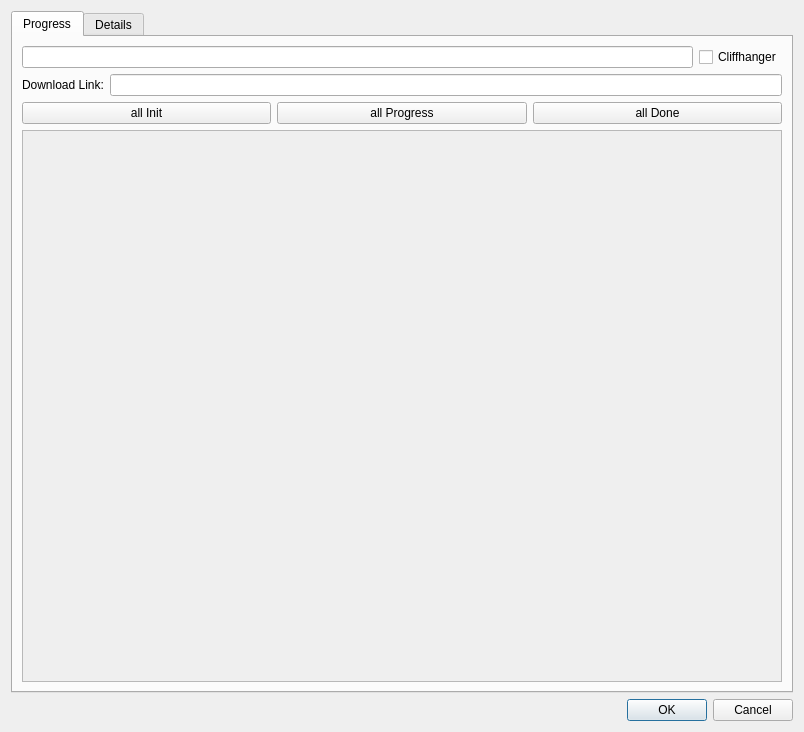
birkeh/qtSeries, file cedit.ui: the form before one commit.
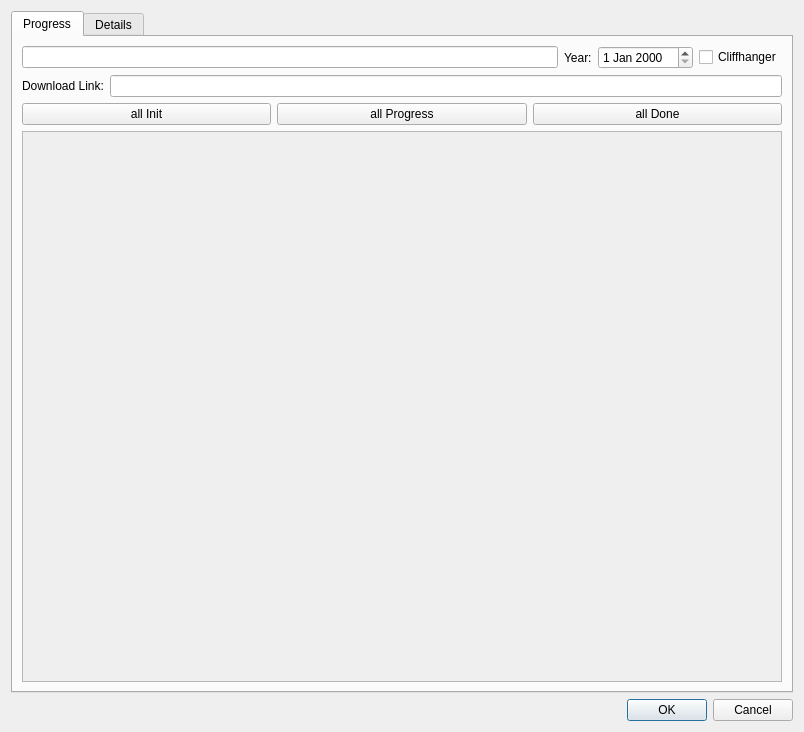
The form after the commit. Custom widgets are drawn as their Qt base class.

Commit message: add edit function for first aired date fixed cliffhanger

The edit to the form file:
```diff
--- a/cedit.ui
+++ b/cedit.ui
@@ -39,6 +39,16 @@
                  </property>
                 </widget>
                </item>
+               <item>
+                <widget class="QLabel" name="label_4">
+                 <property name="text">
+                  <string>Year:</string>
+                 </property>
+                </widget>
+               </item>
+               <item>
+                <widget class="QDateEdit" name="m_lpFirstAired"/>
+               </item>
                <item>
                 <widget class="QCheckBox" name="m_lpCliffhanger">
                  <property name="text">
```
Left out of the diff: 4 changed lines with no effect on the pictures. The commit also changes 6 other files.
